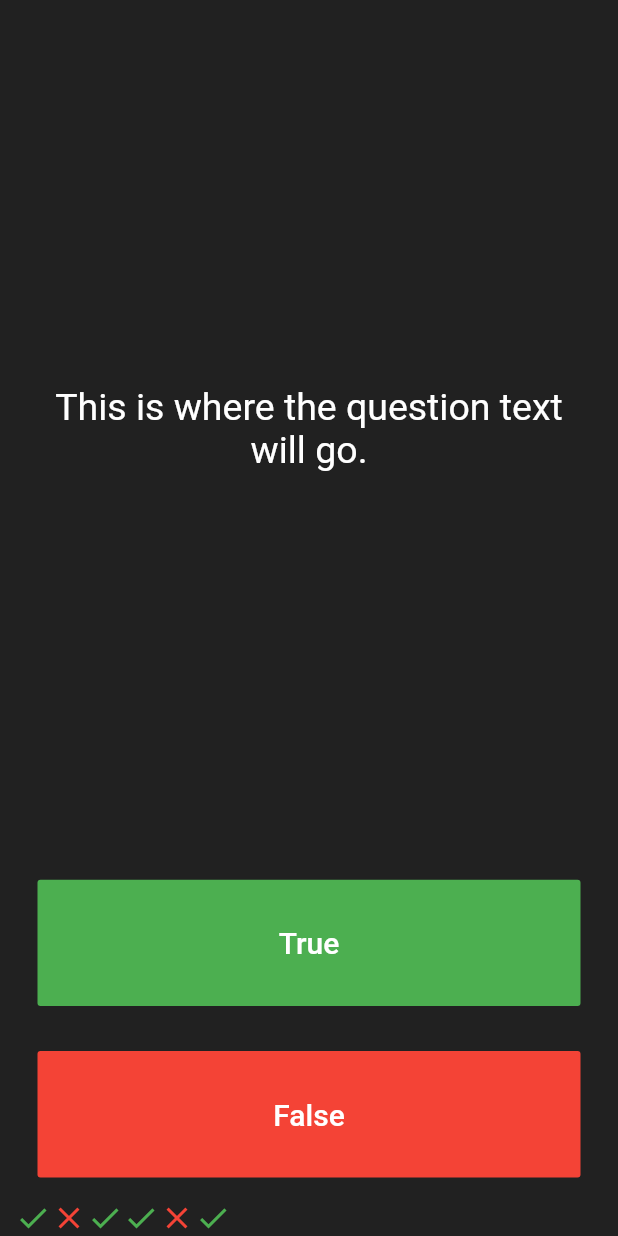
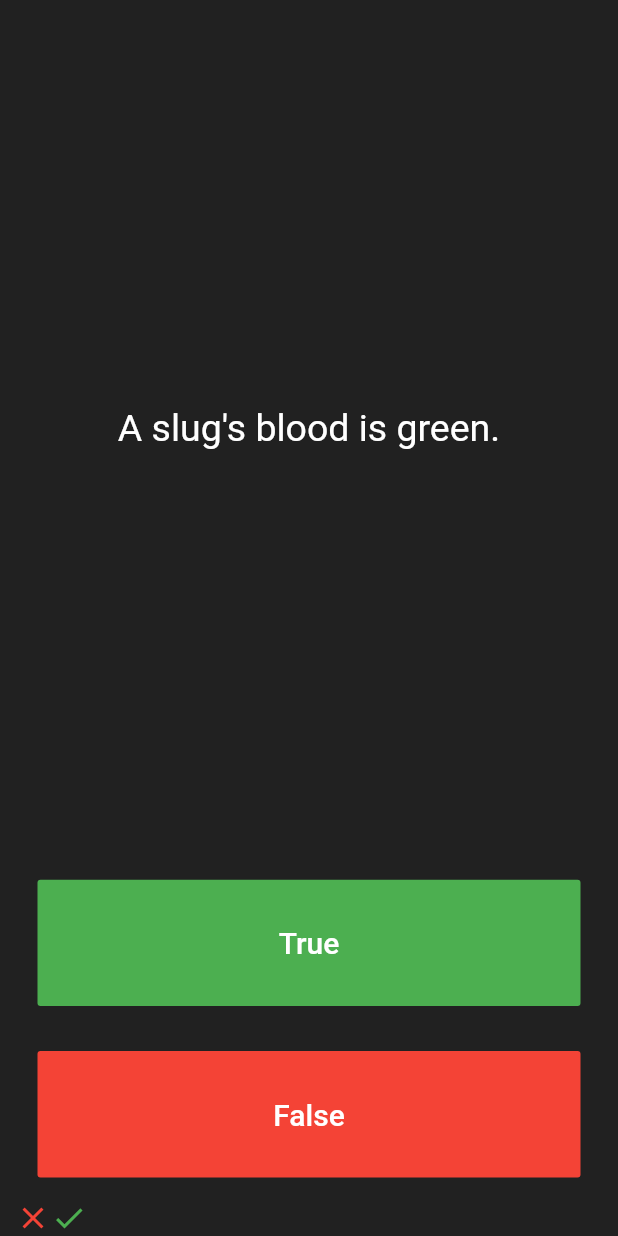
Before and after one commit to tyacan/Quizzler, a Flutter app: the screen it shows after launch, after a tap on "True", after a tap on "False", on a phone screen of 412 x 824 dp. Run offline on Flutter 3.47's test engine with Material 2 defaults, Android fonts, the phone set to English and light mode, and no system bars.

```diff
--- a/lib/main.dart
+++ b/lib/main.dart
@@ -37,7 +37,7 @@ class _QuizPageState extends State<QuizPage> {
             padding: EdgeInsets.all(10.0),
             child: Center(
               child: Text(
-                'This is where the question text will go.',
+                questions[questionNumber],
                 textAlign: TextAlign.center,
                 style: TextStyle(
                   fontSize: 25.0,
@@ -63,10 +63,17 @@ class _QuizPageState extends State<QuizPage> {
               onPressed: () {
                 //The user picked true.
                 setState(() {
-                  scoreKeeper.add(Icon(
-                    Icons.check,
-                    color: Colors.green,
-                  ));
+                  questionNumber++;
+                  bool correctAnswer = answers[questionNumber];
+                  correctAnswer == true
+                      ? scoreKeeper.add(Icon(
+                          Icons.check,
+                          color: Colors.green,
+                        ))
+                      : scoreKeeper.add(Icon(
+                          Icons.close,
+                          color: Colors.red,
+                        ));
                 });
               },
             ),
@@ -86,6 +93,19 @@ class _QuizPageState extends State<QuizPage> {
               ),
               onPressed: () {
                 //The user picked false.
+                setState(() {
+                  questionNumber++;
+                  bool correctAnswer = answers[questionNumber];
+                  correctAnswer == false
+                      ? scoreKeeper.add(Icon(
+                          Icons.check,
+                          color: Colors.green,
+                        ))
+                      : scoreKeeper.add(Icon(
+                          Icons.close,
+                          color: Colors.red,
+                        ));
+                });
               },
             ),
           ),
@@ -99,12 +119,34 @@ class _QuizPageState extends State<QuizPage> {
   }
 
   List<Icon> scoreKeeper = [
-    Icon(Icons.check, color: Colors.green),
-    Icon(Icons.close, color: Colors.red),
-    Icon(Icons.check, color: Colors.green),
-    Icon(Icons.check, color: Colors.green),
-    Icon(Icons.close, color: Colors.red),
+    // Ex:
+    // Icon(Icons.check, color: Colors.green),
+    // Icon(Icons.close, color: Colors.red),
   ];
+
+  List<String> questions = [
+    'You can lead a cow down stairs but not up stairs.',
+    'Approximately one quarter of human bones are in the feet.',
+    'A slug\'s blood is green.',
+    'A slug\'s blood is green.1',
+    'A slug\'s blood is green.2',
+    'A slug\'s blood is green.3',
+    'A slug\'s blood is green.4',
+    'A slug\'s blood is green.5',
+  ];
+
+  List<bool> answers = [
+    false,
+    false,
+    false,
+    true,
+    true,
+    true,
+  ];
+
+  // What is the current number of question
+
+  int questionNumber = 0;
 }
 
 /*
```
